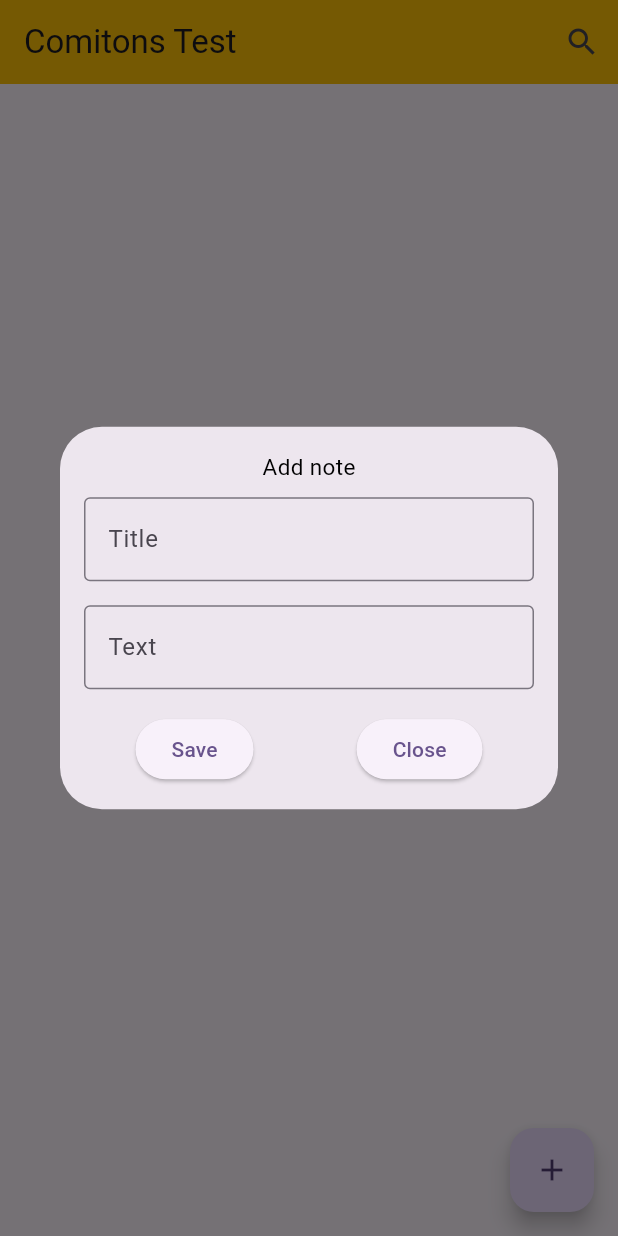
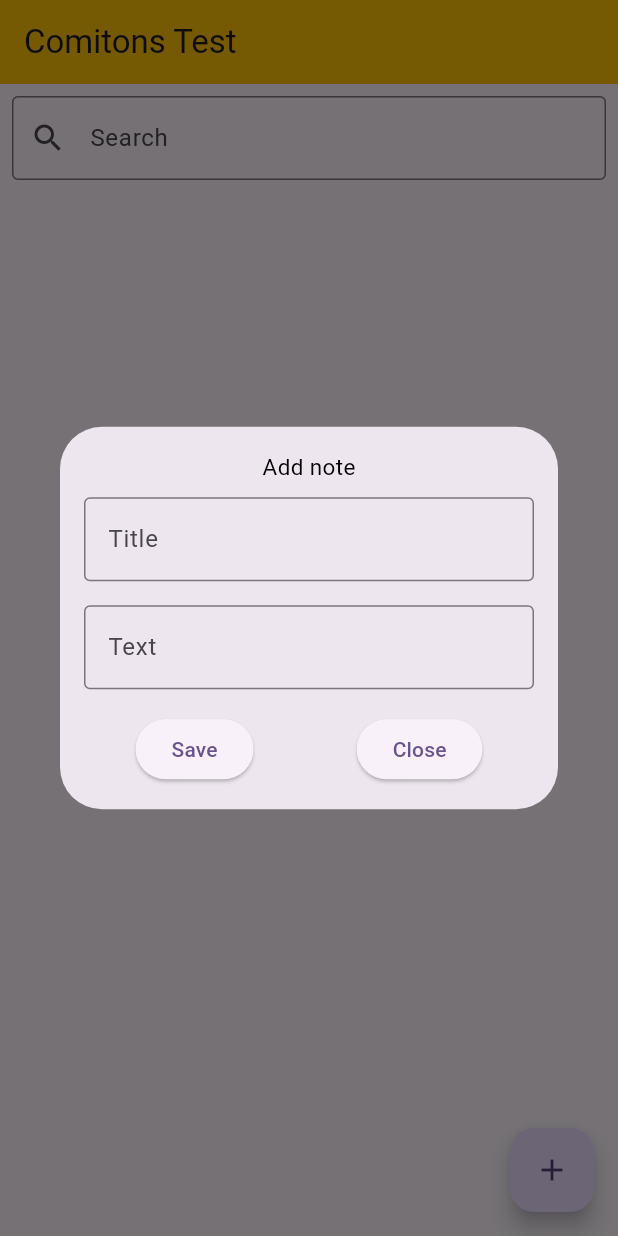
Before and after one commit to Vanyaaafc/project_test, a Flutter app: the screen it shows after launch, after a tap on the "add" icon, on a phone screen of 412 x 824 dp. Run offline on Flutter 3.47's test engine with Material 3 defaults, Android fonts, the phone set to English and light mode, and no system bars; our stand-ins replace bloc, equatable, flutter_bloc, get_it, hive, hive_flutter; accounts and stored records are empty.

Commit message:
create search notes for keywords

```diff
--- a/lib/core/resources/app_strings.dart
+++ b/lib/core/resources/app_strings.dart
@@ -10,6 +10,7 @@ abstract class AppStrings {
   static const String buttonClose = 'Close';
   static const String buttonCancel = 'Cancel';
   static const String listScreenIsEmpty = 'Note screen is empty';
+  static const String searchNameTextField = 'Search';
 
   //Alert dialog
   static const String titleQuestionDelete = 'Delete note?';
--- a/lib/presentation/list_screen_notes/list_notes_screen.dart
+++ b/lib/presentation/list_screen_notes/list_notes_screen.dart
@@ -17,25 +17,44 @@ class _ListNotesScreenState extends State<ListNotesScreen> {
   final bloc = locator.get<ListScreenBloc>();
   TextEditingController titleController = TextEditingController();
   TextEditingController textController = TextEditingController();
+  TextEditingController searchController = TextEditingController();
+
+
 
   @override
   Widget build(BuildContext context) {
     return BlocProvider.value(
       value: bloc..add(GetAllNotesEvent()),
+      child: GestureDetector(
+        onTap: (){
+          FocusScope.of(context).unfocus();
+        },
         child: Scaffold(
           appBar: AppBar(
             title: const Text(AppStrings.appBarMainName),
             backgroundColor: Colors.amber,
-          actions: [
-            IconButton(
-              onPressed: () {
-                bloc.add(SearchNoteEvent());
+          ),
+          body: Column(
+            children: [
+              Padding(
+                padding: const EdgeInsets.all(8.0),
+                child: TextField(
+                  controller: searchController,
+                  decoration: const InputDecoration(
+                    hintText: AppStrings.searchNameTextField,
+                    prefixIcon: Icon(Icons.search),
+                    border: OutlineInputBorder(),
+                  ),
+                  onChanged: (value) {
+                    bloc.add(SearchNoteEvent(keywords: value));
                   },
-              icon: const Icon(Icons.search),
-            )
+                ),
+              ),
+              Expanded(
+                child: _View(bloc: bloc),
+              ),
             ],
           ),
-        body: _View(bloc: bloc),
           floatingActionButton: FloatingActionButton(
             child: const Icon(Icons.add),
             onPressed: () {
@@ -120,6 +139,7 @@ class _ListNotesScreenState extends State<ListNotesScreen> {
             },
           ),
         ),
+      ),
     );
   }
 }
@@ -182,9 +202,9 @@ class _ViewState extends State<_View> {
                                     );
                                   },
                                   child: Text(
-                                    noteList[index].noteDescription.length > 25
-                                        ? '${noteList[index].noteDescription.substring(0, 25)}...'
-                                        : noteList[index].noteDescription,
+                                    noteList[index].noteDescription,
+                                    overflow: TextOverflow.ellipsis,
+                                    maxLines: 1,
                                   ),
                                 ),
                               ),
@@ -307,7 +327,10 @@ class _ViewState extends State<_View> {
           return const Center(child: Text('List is empty. Please add note'));
         } else if (state is ListScreenIsError) {
           return Center(child: Text(state.message));
-        } else {
+        } else if (state is NoteNotFound){
+          return const Center(child: Text('Note not found'));
+        }
+        else {
           return const Center(child: Text('Unknown state'));
         }
       },
--- a/lib/presentation/list_screen_notes/list_screen_bloc/list_screen_bloc.dart
+++ b/lib/presentation/list_screen_notes/list_screen_bloc/list_screen_bloc.dart
@@ -14,22 +14,14 @@ class ListScreenBloc extends Bloc<ListScreenEvent, ListScreenState> {
   final HiveNoteService noteService;
 
   ListScreenBloc({required this.noteService}) : super(ListScreenInitial()) {
-    on<GetAllNotesEvent>((event, emit) async {
-      await getAllNotes(event, emit);
-    });
-    on<CreateNewNoteEvent>((event, emit) async {
-      await addNote(event, emit);
-    });
-    on<DeleteNoteEvent>((event, emit) async {
-      await deleteNote(event, emit);
-    });
-    on<EditNoteEvent>((event, emit) async {
-      await editNote(event, emit);
-    });
+    on<GetAllNotesEvent>(_getAllNotesEvent);
+    on<CreateNewNoteEvent>(_addNoteEvent);
+    on<DeleteNoteEvent>(_deleteNoteEvent);
+    on<EditNoteEvent>(_editNoteEvent);
+    on<SearchNoteEvent>(_searchNoteEvent);
   }
 
-  Future<void> addNote(CreateNewNoteEvent event,
-      Emitter<ListScreenState> emit) async {
+  void _addNoteEvent(CreateNewNoteEvent event, Emitter<ListScreenState> emit) async {
     emit(AddNoteState());
     try {
       await noteService.addNoteToBox(event.model);
@@ -39,14 +31,12 @@ class ListScreenBloc extends Bloc<ListScreenEvent, ListScreenState> {
     }
   }
 
-  Future<void> deleteNote(DeleteNoteEvent event,
-      Emitter<ListScreenState> emit) async {
+  void _deleteNoteEvent(DeleteNoteEvent event, Emitter<ListScreenState> emit) async {
     try {
       await noteService.deleteNoteFromBox(event.index);
       if(event.noteListLength <= 1 ){
         emit(ListScreenIsEmpty());
-      }
-      else {
+      } else {
         final result = await noteService.getAllNotesFromBox();
         emit(ListScreenIsLoaded(noteList: result));
       }
@@ -55,14 +45,13 @@ class ListScreenBloc extends Bloc<ListScreenEvent, ListScreenState> {
     }
   }
 
-  Future<void> getAllNotes(GetAllNotesEvent event, Emitter<ListScreenState> emit) async {
+  void _getAllNotesEvent(GetAllNotesEvent event, Emitter<ListScreenState> emit) async {
     emit(ListScreenIsLoading());
-    try{
+    try {
       final result = await noteService.getAllNotesFromBox();
       if(result.isEmpty){
         emit(ListScreenIsEmpty());
-      }
-      else {
+      } else {
         emit(ListScreenIsLoaded(noteList: result));
       }
     } catch (e) {
@@ -70,7 +59,7 @@ class ListScreenBloc extends Bloc<ListScreenEvent, ListScreenState> {
     }
   }
 
-  Future<void> editNote(EditNoteEvent event, Emitter<ListScreenState> emit) async {
+  void _editNoteEvent(EditNoteEvent event, Emitter<ListScreenState> emit) async {
     emit(EditNoteState());
     try {
       await noteService.editNoteInBox(event.index, event.model);
@@ -80,4 +69,18 @@ class ListScreenBloc extends Bloc<ListScreenEvent, ListScreenState> {
       emit(NoteListError(message: e.toString()));
     }
   }
- }
+
+  void _searchNoteEvent(SearchNoteEvent event, Emitter<ListScreenState> emit) async {
+    emit(ListScreenIsLoading());
+    try {
+      final result = await noteService.searchNotes(event.keywords);
+      if (result.isEmpty) {
+        emit(NoteNotFound());
+      } else {
+        emit(ListScreenIsLoaded(noteList: result));
+      }
+    } catch (e) {
+      emit(NoteListError(message: e.toString()));
+    }
+  }
+}
--- a/lib/presentation/list_screen_notes/list_screen_bloc/list_screen_event.dart
+++ b/lib/presentation/list_screen_notes/list_screen_bloc/list_screen_event.dart
@@ -41,4 +41,11 @@ class DeleteNoteEvent extends ListScreenEvent {
   List<Object?> get props => [index, noteListLength];
 }
 
-class SearchNoteEvent extends ListScreenEvent {}
+class SearchNoteEvent extends ListScreenEvent {
+  final String keywords;
+
+  SearchNoteEvent({required this.keywords});
+
+  @override
+  List<Object?> get props => [keywords];
+}
--- a/lib/presentation/list_screen_notes/list_screen_bloc/list_screen_state.dart
+++ b/lib/presentation/list_screen_notes/list_screen_bloc/list_screen_state.dart
@@ -14,13 +14,18 @@ class ListScreenIsLoading extends ListScreenState {}
 class ListScreenIsLoaded extends ListScreenState {
   final List<NoteModel> noteList;
 
+  ListScreenIsLoaded({required this.noteList});
 
-  ListScreenIsLoaded({required this.noteList});
   @override
   List<Object> get props => [noteList];
+
+  @override
+  String toString() => 'ListScreenIsLoaded: $noteList';
 }
 
 class ListScreenIsEmpty extends ListScreenState {}
+
+class NoteNotFound extends ListScreenState {}
 
 //For Note
 class AddNoteState extends ListScreenState {}
```
Also changed, not shown: lib/core/hive/hive_note_service.dart (+10 -0 lines). Lines whose indentation alone changed are shown as unchanged.
